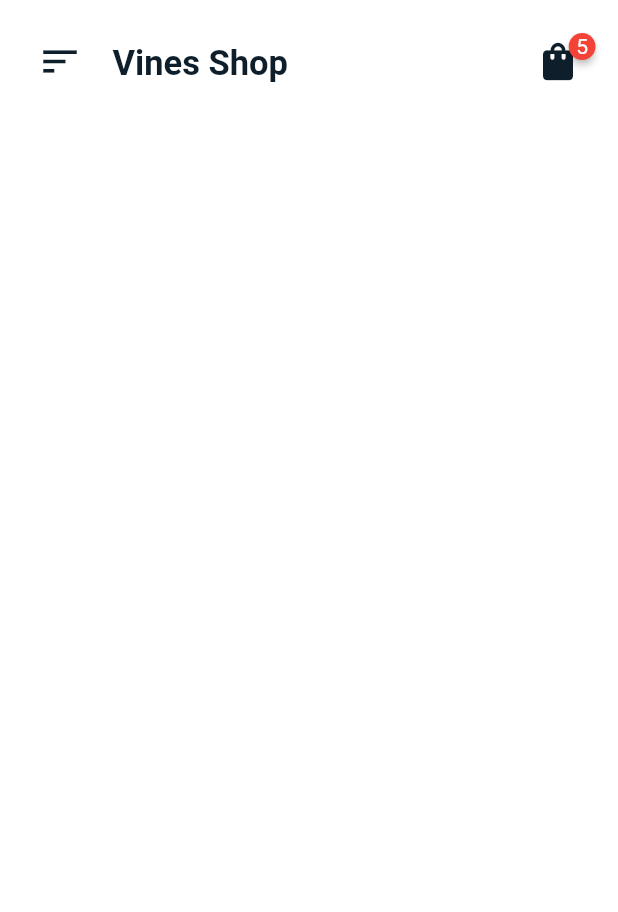
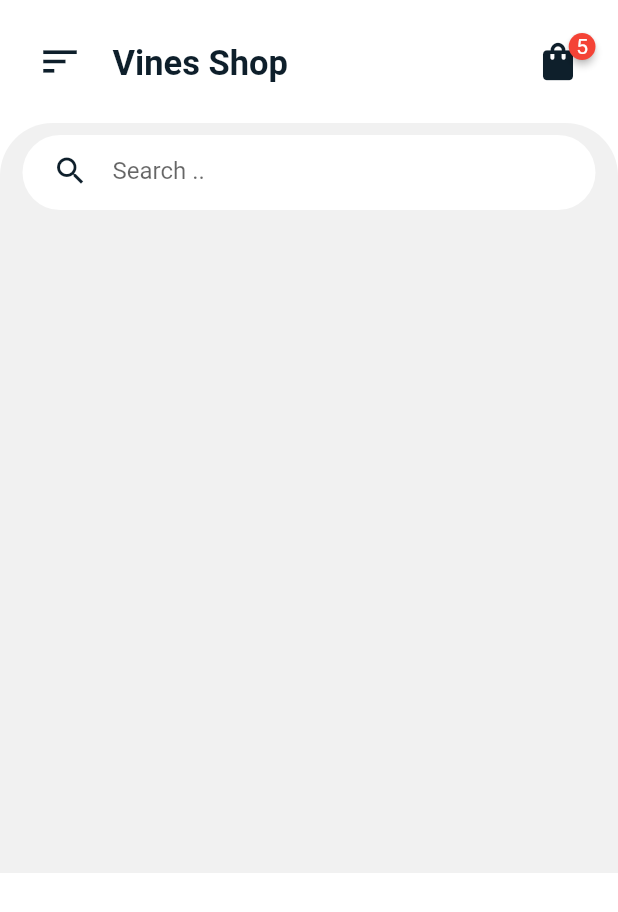
Before and after one commit to mahmoudashraf01/shop_app, a Flutter app: the screen it shows after launch, on a phone screen of 412 x 824 dp. Shown: the top 912 px of the screen. Run offline on Flutter 3.47's test engine with Material 2 defaults, Android fonts, the phone set to English and light mode, and no system bars; drawn by our look-alikes of badges.

Commit message:
adding text_form_filed with search bar

```diff
--- a/lib/screens/home_screen.dart
+++ b/lib/screens/home_screen.dart
@@ -1,4 +1,5 @@
 import 'package:flutter/material.dart';
+import 'package:shoping_strore/shared/themes/colors.dart';
 import 'package:shoping_strore/shared/widgets/home_app_bar.dart';
 
 class HomeScreen extends StatelessWidget {
@@ -8,8 +9,50 @@ class HomeScreen extends StatelessWidget {
   Widget build(BuildContext context) {
     return Scaffold(
       body: ListView(
-        children: const [
+        children: [
           HomeAppBar(),
+          Container(
+            height: 500,
+            padding: EdgeInsets.only(top: 8),
+            decoration: BoxDecoration(
+              color: white2,
+              borderRadius: BorderRadius.only(
+                topLeft: Radius.circular(35),
+                topRight: Radius.circular(35),
+              ),
+            ),
+            child: Column(children: [
+              Container(
+                margin: EdgeInsets.symmetric(horizontal: 15),
+                padding: EdgeInsets.symmetric(horizontal: 15),
+                height: 50,
+                decoration: BoxDecoration(
+                  borderRadius: BorderRadius.circular(30),
+                  color: white,
+                ),
+                child: Row(
+                  children: [
+                    Container(
+                      margin: EdgeInsets.only(left: 5),
+                      height: 50,
+                      width: 300,
+                      child: TextFormField(
+                        decoration: InputDecoration(
+                          border: InputBorder.none,
+                          hintText: 'Search ..',
+                          icon: Icon(
+                            Icons.search,
+                            color: darkBlue,
+                          ),
+                        ),
+                      ),
+                    ),
+                    Spacer(),
+                  ],
+                ),
+              )
+            ]),
+          )
         ],
       ),
     );
--- a/lib/shared/themes/colors.dart
+++ b/lib/shared/themes/colors.dart
@@ -1,6 +1,7 @@
 import 'package:flutter/material.dart';
 
 var white = Colors.white;
+var white2 = Color.fromARGB(179, 235, 235, 235);
 var black = Colors.black;
 var black2 = Colors.black12;
 var black3 = Colors.black26;
```
